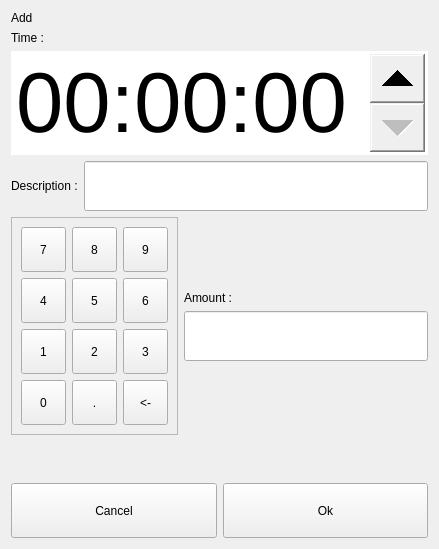
Before: the Qt Designer form dlgsettime.ui in ic005k/Knot-Legacy, drawn with Qt 5.
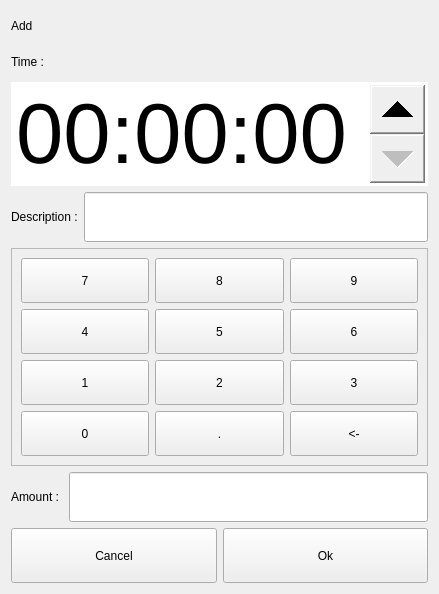
After: the same form once the commit is applied.

What changed in the file:
```diff
--- a/dlgsettime.ui
+++ b/dlgsettime.ui
@@ -6,14 +6,81 @@
    <rect>
     <x>0</x>
     <y>0</y>
-    <width>420</width>
-    <height>549</height>
+    <width>360</width>
+    <height>594</height>
    </rect>
   </property>
   <property name="windowTitle">
    <string>Dialog</string>
   </property>
   <layout class="QGridLayout" name="gridLayout_2">
+   <item row="0" column="0">
+    <widget class="QLabel" name="lblTitle">
+     <property name="text">
+      <string>Add</string>
+     </property>
+    </widget>
+   </item>
+   <item row="1" column="0">
+    <widget class="QLabel" name="label_2">
+     <property name="text">
+      <string>Time :</string>
+     </property>
+    </widget>
+   </item>
+   <item row="2" column="0">
+    <widget class="QTimeEdit" name="timeEdit">
+     <property name="minimumSize">
+      <size>
+       <width>0</width>
+       <height>60</height>
+      </size>
+     </property>
+     <property name="font">
+      <font>
+       <pointsize>64</pointsize>
+      </font>
+     </property>
+     <property name="styleSheet">
+      <string notr="true">QTimeEdit::up-button{
+width:55px;
+}
+QTimeEdit::down-button{
+width:55px;
+}</string>
+     </property>
+     <property name="buttonSymbols">
+      <enum>QAbstractSpinBox::UpDownArrows</enum>
+     </property>
+     <property name="showGroupSeparator" stdset="0">
+      <bool>false</bool>
+     </property>
+     <property name="displayFormat">
+      <string>HH:mm:ss</string>
+     </property>
+    </widget>
+   </item>
+   <item row="3" column="0">
+    <layout class="QHBoxLayout" name="horizontalLayout_2">
+     <item>
+      <widget class="QLabel" name="label">
+       <property name="text">
+        <string>Description :</string>
+       </property>
+      </widget>
+     </item>
+     <item>
+      <widget class="QLineEdit" name="editDesc">
+       <property name="minimumSize">
+        <size>
+         <width>0</width>
+         <height>50</height>
+        </size>
+       </property>
+      </widget>
+     </item>
+    </layout>
+   </item>
    <item row="4" column="0">
     <widget class="QFrame" name="frame">
      <property name="frameShape">
@@ -27,6 +94,12 @@
        <layout class="QHBoxLayout" name="horizontalLayout_4">
         <item>
          <widget class="QToolButton" name="btn7">
+          <property name="sizePolicy">
+           <sizepolicy hsizetype="Preferred" vsizetype="Fixed">
+            <horstretch>0</horstretch>
+            <verstretch>0</verstretch>
+           </sizepolicy>
+          </property>
           <property name="minimumSize">
            <size>
             <width>45</width>
@@ -40,6 +113,12 @@
         </item>
         <item>
          <widget class="QToolButton" name="btn8">
+          <property name="sizePolicy">
+           <sizepolicy hsizetype="Preferred" vsizetype="Fixed">
+            <horstretch>0</horstretch>
+            <verstretch>0</verstretch>
+           </sizepolicy>
+          </property>
           <property name="minimumSize">
            <size>
             <width>45</width>
@@ -53,6 +132,12 @@
         </item>
         <item>
          <widget class="QToolButton" name="btn9">
+          <property name="sizePolicy">
+           <sizepolicy hsizetype="Preferred" vsizetype="Fixed">
+            <horstretch>0</horstretch>
+            <verstretch>0</verstretch>
+           </sizepolicy>
+          </property>
           <property name="minimumSize">
            <size>
             <width>45</width>
@@ -70,6 +155,12 @@
        <layout class="QHBoxLayout" name="horizontalLayout_5">
         <item>
          <widget class="QToolButton" name="btn4">
+          <property name="sizePolicy">
+           <sizepolicy hsizetype="Preferred" vsizetype="Fixed">
+            <horstretch>0</horstretch>
+            <verstretch>0</verstretch>
+           </sizepolicy>
+          </property>
           <property name="minimumSize">
            <size>
             <width>45</width>
@@ -83,6 +174,12 @@
         </item>
         <item>
          <widget class="QToolButton" name="btn5">
+          <property name="sizePolicy">
+           <sizepolicy hsizetype="Preferred" vsizetype="Fixed">
+            <horstretch>0</horstretch>
+            <verstretch>0</verstretch>
+           </sizepolicy>
+          </property>
           <property name="minimumSize">
            <size>
             <width>45</width>
@@ -96,6 +193,12 @@
         </item>
         <item>
          <widget class="QToolButton" name="btn6">
+          <property name="sizePolicy">
+           <sizepolicy hsizetype="Preferred" vsizetype="Fixed">
+            <horstretch>0</horstretch>
+            <verstretch>0</verstretch>
+           </sizepolicy>
+          </property>
           <property name="minimumSize">
            <size>
             <width>45</width>
@@ -113,6 +216,12 @@
        <layout class="QHBoxLayout" name="horizontalLayout_6">
         <item>
          <widget class="QToolButton" name="btn1">
+          <property name="sizePolicy">
+           <sizepolicy hsizetype="Preferred" vsizetype="Fixed">
+            <horstretch>0</horstretch>
+            <verstretch>0</verstretch>
+           </sizepolicy>
+          </property>
           <property name="minimumSize">
            <size>
             <width>45</width>
@@ -126,6 +235,12 @@
         </item>
         <item>
          <widget class="QToolButton" name="btn2">
+          <property name="sizePolicy">
+           <sizepolicy hsizetype="Preferred" vsizetype="Fixed">
+            <horstretch>0</horstretch>
+            <verstretch>0</verstretch>
+           </sizepolicy>
+          </property>
           <property name="minimumSize">
            <size>
             <width>45</width>
@@ -139,6 +254,12 @@
         </item>
         <item>
          <widget class="QToolButton" name="btn3">
+          <property name="sizePolicy">
+           <sizepolicy hsizetype="Preferred" vsizetype="Fixed">
+            <horstretch>0</horstretch>
+            <verstretch>0</verstretch>
+           </sizepolicy>
+          </property>
           <property name="minimumSize">
            <size>
             <width>45</width>
@@ -175,6 +296,12 @@
         </item>
         <item>
          <widget class="QToolButton" name="btnDot">
+          <property name="sizePolicy">
+           <sizepolicy hsizetype="Preferred" vsizetype="Fixed">
+            <horstretch>0</horstretch>
+            <verstretch>0</verstretch>
+           </sizepolicy>
+          </property>
           <property name="minimumSize">
            <size>
             <width>45</width>
@@ -188,6 +315,12 @@
         </item>
         <item>
          <widget class="QToolButton" name="btnDel">
+          <property name="sizePolicy">
+           <sizepolicy hsizetype="Preferred" vsizetype="Fixed">
+            <horstretch>0</horstretch>
+            <verstretch>0</verstretch>
+           </sizepolicy>
+          </property>
           <property name="minimumSize">
            <size>
             <width>45</width>
@@ -204,49 +337,8 @@
      </layout>
     </widget>
    </item>
-   <item row="3" column="0" colspan="2">
-    <layout class="QHBoxLayout" name="horizontalLayout_2">
-     <item>
-      <widget class="QLabel" name="label">
-       <property name="text">
-        <string>Description :</string>
-       </property>
-      </widget>
-     </item>
-     <item>
-      <widget class="QLineEdit" name="editDesc">
-       <property name="minimumSize">
-        <size>
-         <width>0</width>
-         <height>50</height>
-        </size>
-       </property>
-      </widget>
-     </item>
-    </layout>
-   </item>
-   <item row="0" column="0">
-    <widget class="QLabel" name="lblTitle">
-     <property name="text">
-      <string>Add</string>
-     </property>
-    </widget>
-   </item>
-   <item row="4" column="1">
-    <layout class="QVBoxLayout" name="verticalLayout">
-     <item>
-      <spacer name="verticalSpacer_2">
-       <property name="orientation">
-        <enum>Qt::Vertical</enum>
-       </property>
-       <property name="sizeHint" stdset="0">
-        <size>
-         <width>20</width>
-         <height>40</height>
-        </size>
-       </property>
-      </spacer>
-     </item>
+   <item row="5" column="0">
+    <layout class="QHBoxLayout" name="horizontalLayout_3">
      <item>
       <widget class="QLabel" name="label_3">
        <property name="text">
@@ -267,61 +359,9 @@
        </property>
       </widget>
      </item>
-     <item>
-      <spacer name="verticalSpacer_3">
-       <property name="orientation">
-        <enum>Qt::Vertical</enum>
-       </property>
-       <property name="sizeHint" stdset="0">
-        <size>
-         <width>20</width>
-         <height>40</height>
-        </size>
-       </property>
-      </spacer>
-     </item>
     </layout>
    </item>
-   <item row="1" column="0">
-    <widget class="QLabel" name="label_2">
-     <property name="text">
-      <string>Time :</string>
-     </property>
-    </widget>
-   </item>
-   <item row="2" column="0" colspan="2">
-    <widget class="QTimeEdit" name="timeEdit">
-     <property name="minimumSize">
-      <size>
-       <width>0</width>
-       <height>60</height>
-      </size>
-     </property>
-     <property name="font">
-      <font>
-       <pointsize>64</pointsize>
-      </font>
-     </property>
-     <property name="styleSheet">
-      <string notr="true">QTimeEdit::up-button{
-width:55px;
-}
-QTimeEdit::down-button{
-width:55px;
-}</string>
-     </property>
-     <property name="buttonSymbols">
-      <enum>QAbstractSpinBox::UpDownArrows</enum>
-     </property>
-     <property name="showGroupSeparator" stdset="0">
-      <bool>false</bool>
-     </property>
-     <property name="displayFormat">
-      <string>HH:mm:ss</string>
-     </property>
-    </widget>
-   </item>
-   <item row="6" column="0" colspan="2">
+   <item row="6" column="0">
     <layout class="QHBoxLayout" name="horizontalLayout">
      <item>
       <widget class="QToolButton" name="btnBack">
@@ -363,19 +403,6 @@
      </item>
     </layout>
    </item>
-   <item row="5" column="0">
-    <spacer name="verticalSpacer">
-     <property name="orientation">
-      <enum>Qt::Vertical</enum>
-     </property>
-     <property name="sizeHint" stdset="0">
-      <size>
-       <width>20</width>
-       <height>40</height>
-      </size>
-     </property>
-    </spacer>
-   </item>
   </layout>
  </widget>
  <resources/>
```
